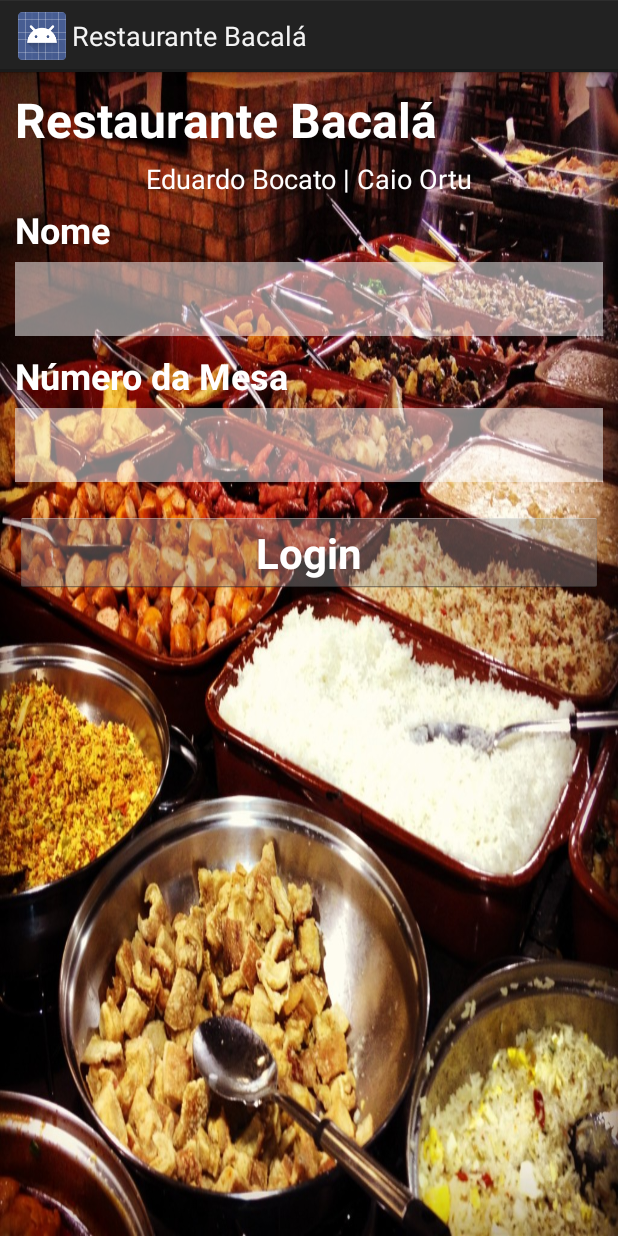
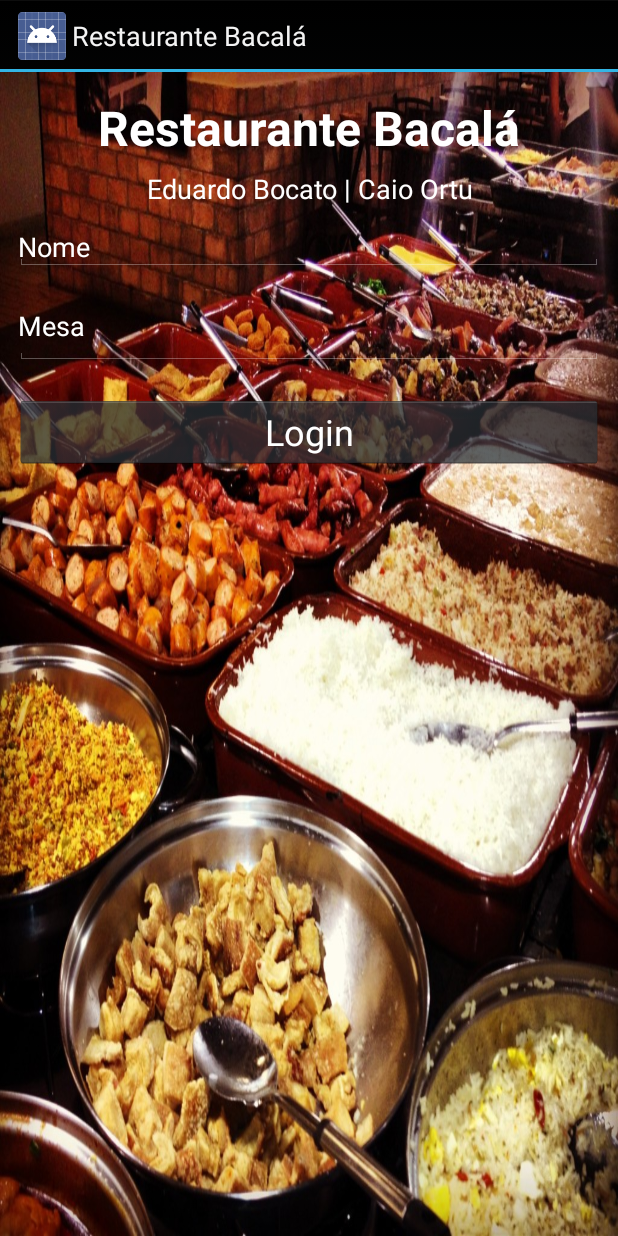
Before and after one commit to bocato/RestauranteBocatoOrtu, an Android app: the screen it shows after launch (LoginActivity), on a phone screen of 412 x 824 dp. Run offline under Robolectric (Android 15) with nearby library versions, the phone set to English and light mode, and no system bars.

Commit message:
Alguns Updates... Ver TODO.

```diff
--- a/app/build.gradle
+++ b/app/build.gradle
@@ -5,7 +5,7 @@ android {
     buildToolsVersion "22.0.1"
     defaultConfig {
         applicationId 'comp.ufu.restaurante'
-        minSdkVersion 13
+        minSdkVersion 17
         targetSdkVersion 22
     }
     buildTypes {
--- a/app/src/main/AndroidManifest.xml
+++ b/app/src/main/AndroidManifest.xml
@@ -13,7 +13,7 @@
         android:allowBackup="true"
         android:icon="@drawable/ic_launcher"
         android:label="@string/app_name"
-        android:theme="@style/AppTheme" >
+        android:theme="@android:style/Theme.Holo" >
         <activity
             android:name=".activities.MainScreen"
             android:label="@string/app_name" >
--- a/app/src/main/java/comp/ufu/restaurante/activities/LoginActivity.java
+++ b/app/src/main/java/comp/ufu/restaurante/activities/LoginActivity.java
@@ -51,9 +51,6 @@ public class LoginActivity extends Activity {
         txtName = (EditText) findViewById(R.id.txtName);
         txtTable = (EditText) findViewById(R.id.txtTable);
 
-        //Toast.makeText(getApplicationContext(), "Login Status: " + session.isLoggedIn(), Toast.LENGTH_LONG).show();
-
-
         // Login button
         btnLogin = (Button) findViewById(R.id.btnLogin);
         btnLogin.setOnClickListener(new View.OnClickListener() {
@@ -78,8 +75,6 @@ public class LoginActivity extends Activity {
 
                     }
                     else{
-                        // username / table doesn't match
-                        //alert.showAlertDialog(LoginActivity.this, "Login falhou...", "Nome/Mesa incorretos.", false);
                         final String _name = name, _table = table;
                         AlertDialog.Builder adb = new AlertDialog.Builder(LoginActivity.this);
                         adb.setTitle("Registrar?");
--- a/app/src/main/res/layout/activity_login.xml
+++ b/app/src/main/res/layout/activity_login.xml
@@ -17,7 +17,10 @@
         android:singleLine="true"
         android:layout_marginBottom="5dip"
         android:textSize="32dp"
-        android:textAlignment="center"/>
+        android:gravity="center_horizontal"
+        android:paddingLeft="5dp"
+        android:paddingTop="5dp"
+        android:paddingRight="5dp" />
 
     <!-- Table Label -->
     <TextView
@@ -28,69 +31,55 @@
         android:singleLine="true"
         android:layout_marginBottom="5dip"
         android:textSize="18dp"
-        android:layout_gravity="center_horizontal" />
+        android:layout_gravity="center_horizontal"
+        android:gravity="center_horizontal"
+        android:paddingLeft="1dp"
+        android:paddingTop="1dp"
+        android:paddingRight="1dp"
+        android:paddingBottom="5dp" />
 
     <!-- Table Label -->
-    <TextView
-        android:layout_width="fill_parent"
-        android:layout_height="wrap_content"
-        android:text="Nome"
-        android:textColor="#FFFFFF"
-        android:textStyle="bold"
-        android:singleLine="true"
-        android:layout_marginBottom="5dip"
-        android:textSize="24dp" />
 
     <!-- Name input text -->
     <EditText android:id="@+id/txtName"
+        android:inputType="text"
         android:layout_width="fill_parent"
         android:layout_height="wrap_content"
         android:layout_marginBottom="10dip"
-        android:singleLine="true"
-        android:background="#FFFFFF"
-        android:alpha="0.50"
-        android:layout_weight="0.04"
-        android:textSize="20dp"
+        android:textSize="18dp"
         android:paddingLeft="2dp"
         android:paddingTop="2dp"
         android:paddingRight="2dp"
         android:paddingBottom="2dp"
-        android:textStyle="bold" />
+        android:hint="Nome"
+        android:textColorHint="#ffffffff" />
 
     <!-- Table Label -->
-    <TextView
-        android:layout_width="fill_parent"
-        android:layout_height="wrap_content"
-        android:text="Número da Mesa"
-        android:textColor="#FFFFFF"
-        android:textStyle="bold"
-        android:layout_marginBottom="5dip"
-        android:textSize="24dp" />
+
+
 
     <!-- Table input text -->
     <EditText android:id="@+id/txtTable"
         android:layout_width="fill_parent"
         android:layout_height="wrap_content"
         android:layout_marginBottom="20dip"
-        android:singleLine="true"
-        android:background="#FFFFFF"
-        android:alpha="0.50"
         android:layout_weight="0.04"
-        android:textSize="20dp"
+        android:textSize="18dp"
         android:inputType="number"
         android:paddingLeft="2dp"
         android:paddingTop="2dp"
         android:paddingRight="2dp"
         android:paddingBottom="2dp"
-        android:textStyle="bold" />
+        android:textColorHint="#ffffffff"
+        android:hint="Mesa" />
 
     <!-- Login button -->
     <Button android:id="@+id/btnLogin"
         android:layout_width="fill_parent"
         android:layout_height="wrap_content"
         android:text="Login"
-        android:textColor="#FFFFFF"
-        android:textStyle="bold"
-        android:textSize="28dp" />
+        android:textSize="24dp"
+        android:textColor="#ffffffff"
+        android:gravity="center_vertical|center_horizontal" />
 
 </LinearLayout>
--- a/app/src/main/res/values/styles.xml
+++ b/app/src/main/res/values/styles.xml
@@ -17,4 +17,8 @@
         <!-- All customizations that are NOT specific to a particular API-level can go here. -->
     </style>
 
+    <style name="Widget.Sphinx.ActionBar.Solid" parent="@android:style/Widget.Holo.ActionBar.Solid">
+        <item name="android:background">#FFA500</item>
+    </style>
+
 </resources>
```
Also changed, not shown: app/src/main/java/comp/ufu/restaurante/activities/FinalizeOrderActivity.java (+29 -11 lines), app/src/main/java/comp/ufu/restaurante/activities/MainScreen.java (+94 -3 lines), app/src/main/java/comp/ufu/restaurante/util/FoodListViewArrayAdapter.java (+0 -15 lines), app/src/main/java/comp/ufu/restaurante/util/OrderListViewArrayAdapter.java (+9 -11 lines), app/src/main/res/drawable-xxhdpi/alert.png, 14 other files.
